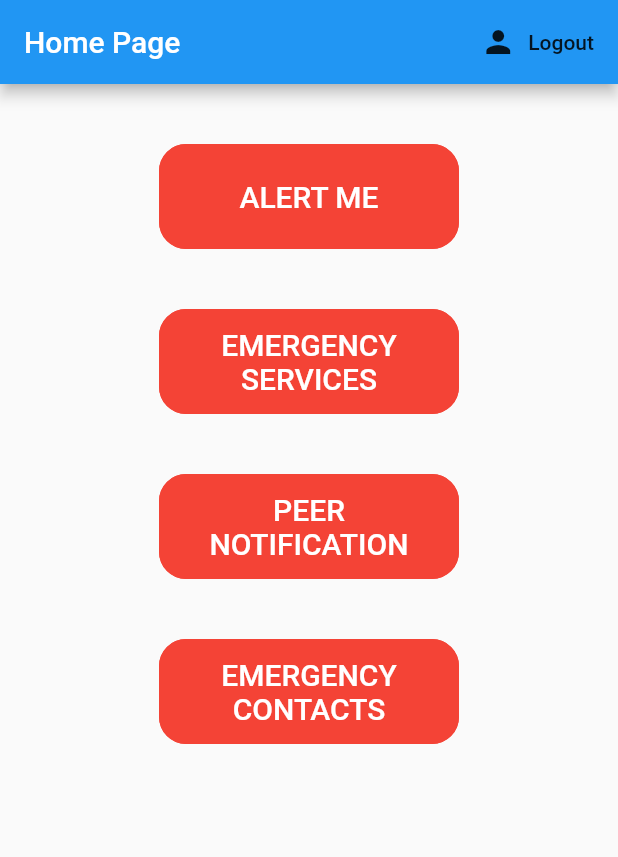
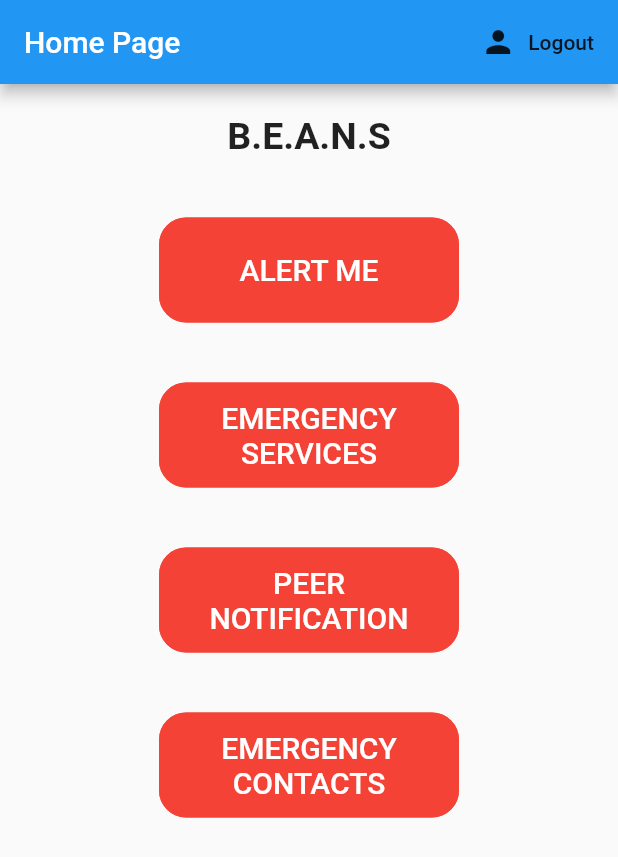
Before and after one commit to RohanGautam/beanSafetyApp, a Flutter app: the screen it shows once a user with an empty profile is signed in, on a phone screen of 412 x 824 dp. Shown: the top 857 px of the screen. Run offline on Flutter 3.47's test engine with Material 2 defaults, Android fonts, the phone set to English and light mode, and no system bars; our stand-ins replace cloud_firestore, firebase_auth, firebase_messaging, flutter_spinkit, geolocator, google_maps_flutter; missing offline and left inert: flutter_polyline_points, preferences; accounts and stored records are empty.

```diff
--- a/lib/screens/home/home.dart
+++ b/lib/screens/home/home.dart
@@ -1,4 +1,5 @@
 import 'package:firebase_tutorial/models/userData.dart';
+import 'package:firebase_tutorial/screens/home/emergencyContacts.dart';
 import 'package:firebase_tutorial/screens/home/mapDirections.dart';
 import 'package:firebase_tutorial/screens/home/peerNotify.dart';
 import 'package:firebase_tutorial/services/auth.dart';
@@ -36,8 +37,11 @@ class Home extends StatelessWidget {
           child: Center(
             child: Column(
               children: <Widget>[
-                buttonInSizedBox('Alert Me', MaterialPageRoute(builder: (context) => AlertMe())),
-                buttonInSizedBox('Emergency Services', MaterialPageRoute(builder: (context) => AlertMe())),
+                beansDisplay(),
+                buttonInSizedBox('Alert Me',
+                    MaterialPageRoute(builder: (context) => AlertMe())),
+                buttonInSizedBox('Emergency Services',
+                    MaterialPageRoute(builder: (context) => AlertMe())),
                 buttonInSizedBox(
                   'Peer Notification',
                   MaterialPageRoute(
@@ -46,8 +50,8 @@ class Home extends StatelessWidget {
                             child: PeerNotify(),
                           )),
                 ),
-                buttonInSizedBox('Emergency contacts', MaterialPageRoute(builder: (context) => AlertMe())),
-
+                buttonInSizedBox('Emergency contacts',
+                    MaterialPageRoute(builder: (context) => EmergencyContacts())),
               ],
             ),
           ),
@@ -67,4 +71,15 @@ class Home extends StatelessWidget {
       ],
     );
   }
+
+  Widget beansDisplay() {
+    return Column(
+      children: <Widget>[
+        SizedBox(height: 20),
+        Text("B.E.A.N.S".toUpperCase(),
+            textAlign: TextAlign.center,
+            style: new TextStyle(fontWeight: FontWeight.bold, fontSize: 25.0)),
+      ],
+    );
+  }
 }
```
Also changed, not shown: lib/screens/home/emergencyContacts.dart (added, +67 -0 lines).
